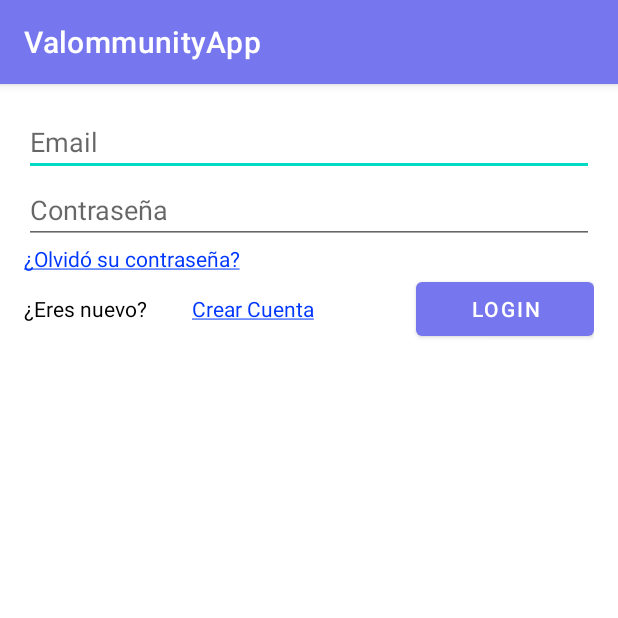
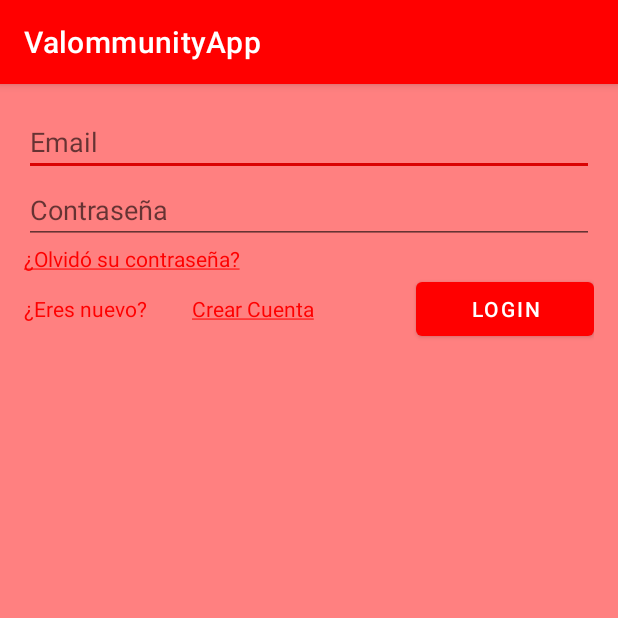
Before and after one commit to rvallbona/Valommunity, an Android app: the screen it shows after launch (AuthActivity), on a phone screen of 412 x 824 dp, the top half of it. Run offline under Robolectric (Android 15) with nearby library versions, the phone set to English and light mode, and no system bars; our stand-ins replace Firebase (no records; nobody signed in at launch, a user with empty details on screens opened directly).

Commit message:
issues app

```diff
--- a/app/src/main/res/drawable/ic_baseline_add_24.xml
+++ b/app/src/main/res/drawable/ic_baseline_add_24.xml
@@ -1,4 +1,4 @@
-<vector android:height="24dp" android:tint="#000000"
+<vector android:height="24dp" android:tint="#FF0000"
     android:viewportHeight="24" android:viewportWidth="24"
     android:width="24dp" xmlns:android="http://schemas.android.com/apk/res/android">
     <path android:fillColor="@android:color/white" android:pathData="M19,13h-6v6h-2v-6H5v-2h6V5h2v6h6v2z"/>
--- a/app/src/main/res/drawable/ic_baseline_person_24.xml
+++ b/app/src/main/res/drawable/ic_baseline_person_24.xml
@@ -1,4 +1,4 @@
-<vector android:height="24dp" android:tint="#000000"
+<vector android:height="24dp" android:tint="#FF0000"
     android:viewportHeight="24" android:viewportWidth="24"
     android:width="24dp" xmlns:android="http://schemas.android.com/apk/res/android">
     <path android:fillColor="@android:color/white" android:pathData="M12,12c2.21,0 4,-1.79 4,-4s-1.79,-4 -4,-4 -4,1.79 -4,4 1.79,4 4,4zM12,14c-2.67,0 -8,1.34 -8,4v2h16v-2c0,-2.66 -5.33,-4 -8,-4z"/>
--- a/app/src/main/res/drawable/ic_exit.xml
+++ b/app/src/main/res/drawable/ic_exit.xml
@@ -1,4 +1,4 @@
-<vector android:height="24dp" android:tint="#FF0000"
+<vector android:height="24dp" android:tint="#FFFFFF"
     android:viewportHeight="24" android:viewportWidth="24"
     android:width="24dp" xmlns:android="http://schemas.android.com/apk/res/android">
     <path android:fillColor="@android:color/white" android:pathData="M12,2C6.48,2 2,6.48 2,12c0,5.52 4.48,10 10,10s10,-4.48 10,-10C22,6.48 17.52,2 12,2zM13.5,6c0.55,0 1,0.45 1,1c0,0.55 -0.45,1 -1,1s-1,-0.45 -1,-1C12.5,6.45 12.95,6 13.5,6zM16,12c-0.7,0 -2.01,-0.54 -2.91,-1.76l-0.41,2.35L14,14.03V18h-1v-3.58l-1.11,-1.21l-0.52,2.64L7.6,15.08l0.2,-0.98l2.78,0.57l0.96,-4.89L10,10.35V12H9V9.65l3.28,-1.21c0.49,-0.18 1.03,0.06 1.26,0.53C14.37,10.67 15.59,11 16,11V12z"/>
--- a/app/src/main/res/drawable/ic_search.xml
+++ b/app/src/main/res/drawable/ic_search.xml
@@ -1,4 +1,4 @@
-<vector android:height="24dp" android:tint="#FF0000"
+<vector android:height="24dp" android:tint="#FFFFFF"
     android:viewportHeight="24" android:viewportWidth="24"
     android:width="24dp" xmlns:android="http://schemas.android.com/apk/res/android">
     <path android:fillColor="@android:color/white" android:pathData="M15.5,14h-0.79l-0.28,-0.27C15.41,12.59 16,11.11 16,9.5 16,5.91 13.09,3 9.5,3S3,5.91 3,9.5 5.91,16 9.5,16c1.61,0 3.09,-0.59 4.23,-1.57l0.27,0.28v0.79l5,4.99L20.49,19l-4.99,-5zM9.5,14C7.01,14 5,11.99 5,9.5S7.01,5 9.5,5 14,7.01 14,9.5 11.99,14 9.5,14z"/>
--- a/app/src/main/res/layout/activity_auth.xml
+++ b/app/src/main/res/layout/activity_auth.xml
@@ -4,6 +4,7 @@
     xmlns:tools="http://schemas.android.com/tools"
     android:layout_width="match_parent"
     android:layout_height="match_parent"
+    android:background="#FF8080"
     tools:context=".AuthActivity">
 
     <LinearLayout
@@ -39,7 +40,7 @@
             android:layout_height="wrap_content"
             android:text="@string/strOlvidar"
             android:clickable="true"
-            android:textColor="#0037FF" />
+            android:textColor="#FF0000" />
 
         <LinearLayout
             android:layout_width="match_parent"
@@ -52,7 +53,7 @@
                 android:layout_height="wrap_content"
                 android:layout_weight="1"
                 android:text="¿Eres nuevo?"
-                android:textColor="#000000" />
+                android:textColor="#FF0000" />
 
             <TextView
                 android:id="@+id/signUpButton"
@@ -60,7 +61,7 @@
                 android:layout_height="wrap_content"
                 android:layout_weight="1"
                 android:text="@string/strCrearCuenta"
-                android:textColor="#0037FF" />
+                android:textColor="#FF0000" />
 
             <Space
                 android:layout_width="8dp"
--- a/app/src/main/res/layout/fragment_add_publication.xml
+++ b/app/src/main/res/layout/fragment_add_publication.xml
@@ -3,7 +3,7 @@
     xmlns:tools="http://schemas.android.com/tools"
     android:layout_width="match_parent"
     android:layout_height="match_parent"
-    android:background="#00FF0A"
+    android:background="#FF8080"
     tools:context=".Fragments.AddPublicationFragment">
 
     <TextView
--- a/app/src/main/res/layout/fragment_home.xml
+++ b/app/src/main/res/layout/fragment_home.xml
@@ -3,7 +3,7 @@
     xmlns:tools="http://schemas.android.com/tools"
     android:layout_width="match_parent"
     android:layout_height="match_parent"
-    android:background="#00E2FF"
+    android:background="#FF8080"
     tools:context=".Fragments.HomeFragment">
 
     <androidx.recyclerview.widget.RecyclerView
--- a/app/src/main/res/layout/main_home.xml
+++ b/app/src/main/res/layout/main_home.xml
@@ -21,6 +21,8 @@
         android:id="@+id/bottomNavigationView"
         android:layout_width="0dp"
         android:layout_height="wrap_content"
+        app:itemIconTint="@color/purple_500"
+        app:itemTextColor="@color/purple_500"
         app:layout_constraintBottom_toBottomOf="parent"
         app:layout_constraintEnd_toEndOf="parent"
         app:layout_constraintStart_toStartOf="parent"
--- a/app/src/main/res/values/colors.xml
+++ b/app/src/main/res/values/colors.xml
@@ -1,10 +1,10 @@
 <?xml version="1.0" encoding="utf-8"?>
 <resources>
-    <color name="purple_200">#0A0A98</color>
-    <color name="purple_500">#FF7676EE</color>
-    <color name="purple_700">#FF7676B3</color>
-    <color name="teal_200">#FF03DAC5</color>
-    <color name="teal_700">#FF018786</color>
-    <color name="black">#FF000000</color>
+    <color name="purple_200">#F44336</color>
+    <color name="purple_500">#FF0000</color>
+    <color name="purple_700">#B37676</color>
+    <color name="teal_200">#DA0303</color>
+    <color name="teal_700">#870101</color>
+    <color name="black">#000000</color>
     <color name="white">#FFFFFFFF</color>
 </resources>
```
Also changed, not shown: app/src/main/java/com/example/valommunityapp/Fragments/PerfilFragment.kt (+19 -0 lines), app/src/main/res/layout/fragment_perfil.xml (+10 -5 lines).
